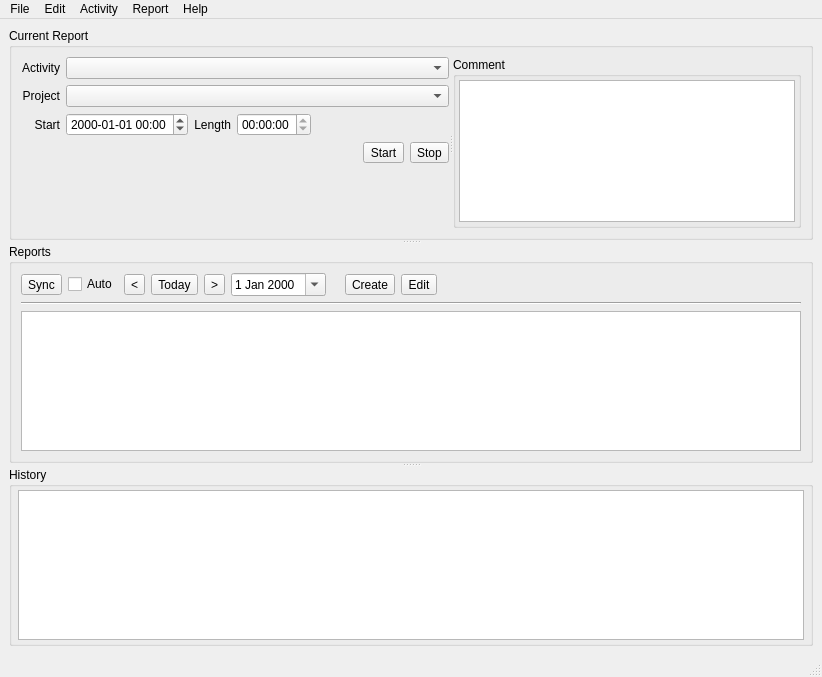
Above: client/main_win.ui from abundo/ergotime before the change. Below: the same form after it.
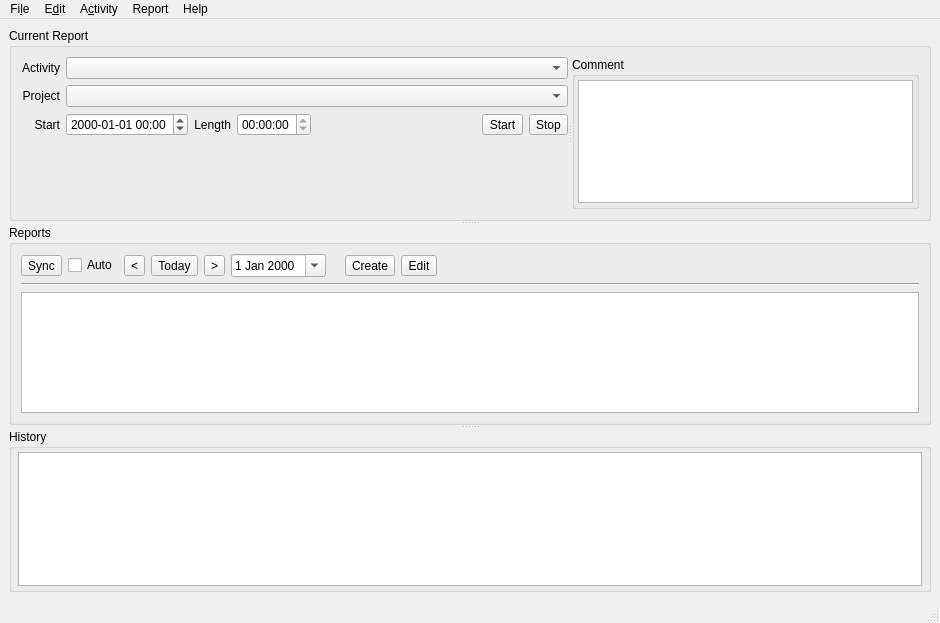
That is the form after the change.

Commit message: Adjusted layout to better work in Linux

Diff of the .ui file:
```diff
--- a/client/main_win.ui
+++ b/client/main_win.ui
@@ -6,8 +6,8 @@
    <rect>
     <x>0</x>
     <y>0</y>
-    <width>822</width>
-    <height>677</height>
+    <width>940</width>
+    <height>623</height>
    </rect>
   </property>
   <property name="windowTitle">
@@ -74,7 +74,14 @@
                </widget>
               </item>
               <item row="1" column="1">
-               <widget class="QComboBox" name="comboCurrentProject"/>
+               <widget class="QComboBox" name="comboCurrentProject">
+                <property name="sizePolicy">
+                 <sizepolicy hsizetype="Expanding" vsizetype="Fixed">
+                  <horstretch>0</horstretch>
+                  <verstretch>0</verstretch>
+                 </sizepolicy>
+                </property>
+               </widget>
               </item>
               <item row="2" column="0">
                <widget class="QLabel" name="label_4">
@@ -143,23 +150,6 @@
                   </property>
                  </spacer>
                 </item>
-               </layout>
-              </item>
-              <item row="3" column="1">
-               <layout class="QHBoxLayout" name="horizontalLayout_2">
-                <item>
-                 <spacer name="horizontalSpacer_2">
-                  <property name="orientation">
-                   <enum>Qt::Horizontal</enum>
-                  </property>
-                  <property name="sizeHint" stdset="0">
-                   <size>
-                    <width>40</width>
-                    <height>20</height>
-                   </size>
-                  </property>
-                 </spacer>
-                </item>
                 <item>
                  <widget class="QToolButton" name="btnCurrentStart">
                   <property name="text">
@@ -404,19 +394,19 @@
     <rect>
      <x>0</x>
      <y>0</y>
-     <width>822</width>
-     <height>21</height>
+     <width>940</width>
+     <height>30</height>
     </rect>
    </property>
    <widget class="QMenu" name="menuFile">
     <property name="title">
-     <string>File</string>
+     <string>Fi&amp;le</string>
     </property>
     <addaction name="actionExit"/>
    </widget>
    <widget class="QMenu" name="menuEdit">
     <property name="title">
-     <string>Edit</string>
+     <string>E&amp;dit</string>
     </property>
     <addaction name="actionSettings"/>
     <addaction name="actionShortlist"/>
@@ -424,7 +414,7 @@
    </widget>
    <widget class="QMenu" name="menuActivity">
     <property name="title">
-     <string>Activity</string>
+     <string>A&amp;ctivity</string>
     </property>
     <addaction name="actionActivitySync"/>
    </widget>
```
Left out of the diff: 17 changed lines with no effect on the pictures. The commit also changes 4 other files.
